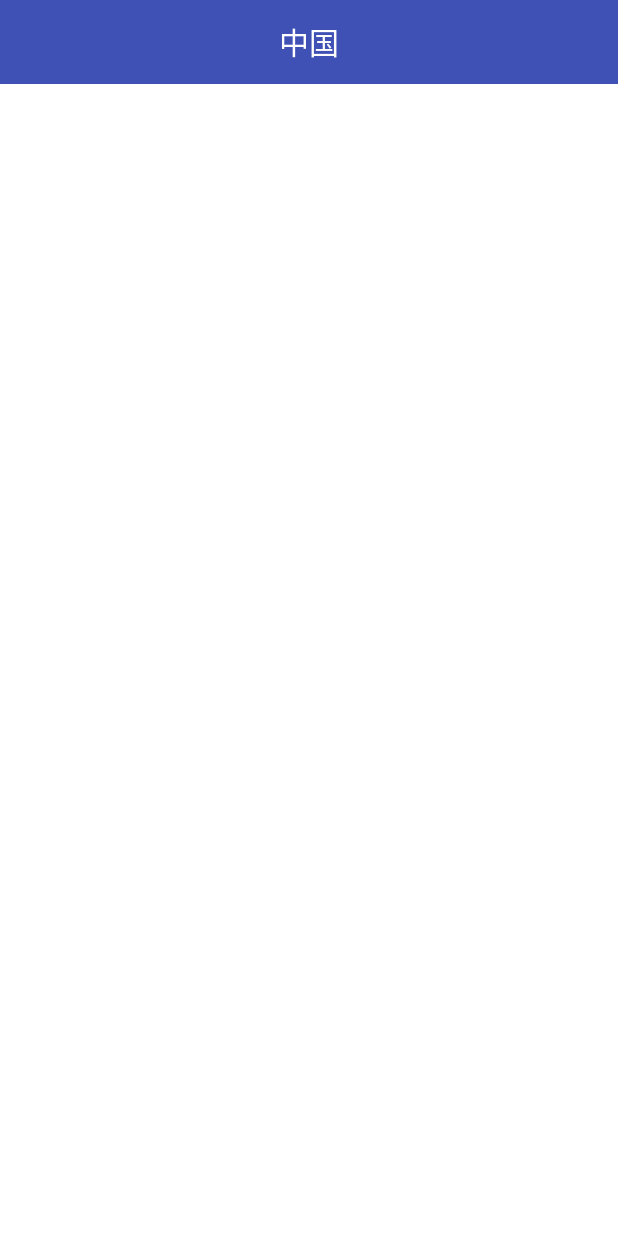
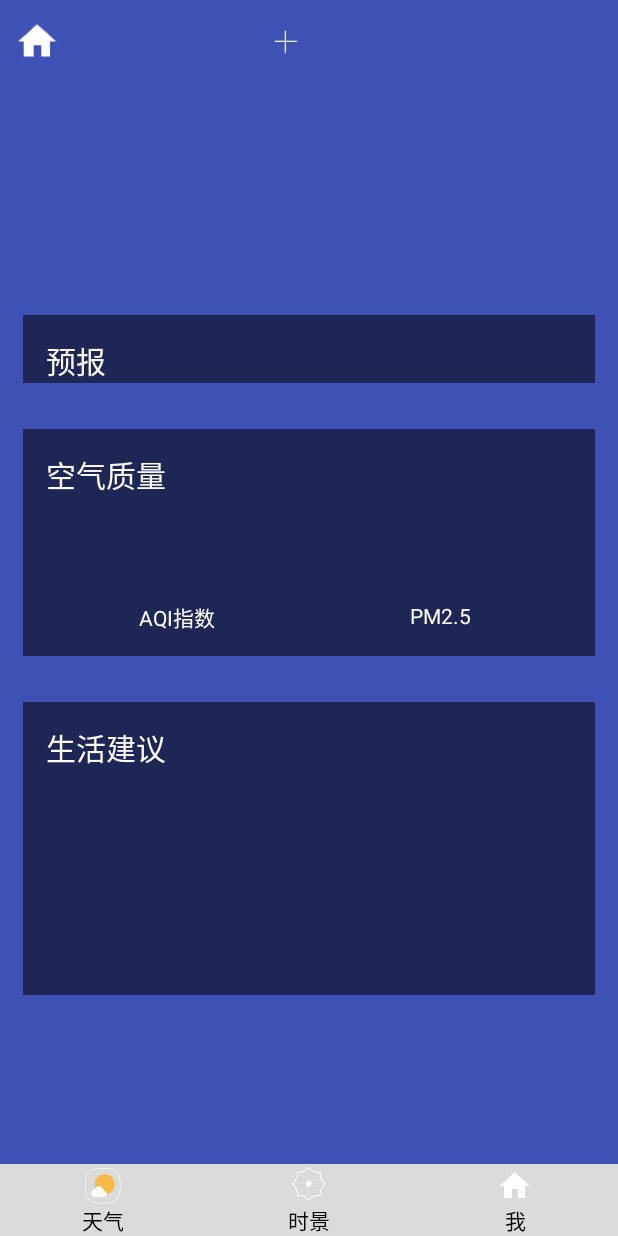
Before and after one commit to Jackie-ZJW/weiweiweather, an Android app: the MainActivity screen opened directly, with no data from a screen before it, on a phone screen of 412 x 824 dp. Run offline under Robolectric (Android 15) with nearby library versions, the phone set to English and light mode, and no system bars; libraries missing offline, so code that uses them is left out: org.litepal; 2 statements that could not run were skipped.

Commit message:
重新调整布局

```diff
--- a/app/src/main/java/com/example/zhangjianwei/weiweiweather/MainActivity.java
+++ b/app/src/main/java/com/example/zhangjianwei/weiweiweather/MainActivity.java
@@ -1,24 +1,68 @@
 package com.example.zhangjianwei.weiweiweather;
 
-import android.content.Intent;
-import android.content.SharedPreferences;
-import android.preference.PreferenceManager;
+import android.os.Bundle;
+import android.support.v4.app.Fragment;
+import android.support.v4.app.FragmentTransaction;
 import android.support.v7.app.AppCompatActivity;
-import android.os.Bundle;
-import android.text.TextUtils;
+import android.widget.RadioGroup;
+
+import java.util.ArrayList;
+import java.util.List;
 
 public class MainActivity extends AppCompatActivity {
+
+    private List<Fragment> fragmentList = new ArrayList<>();
+
+    private RadioGroup rgButtonGroup;
 
     @Override
     protected void onCreate(Bundle savedInstanceState) {
         super.onCreate(savedInstanceState);
         setContentView(R.layout.activity_main);
+
+        rgButtonGroup = findViewById(R.id.rg_button_group);
+
+        MyOnCheckedChangeListener listener = new MyOnCheckedChangeListener();
+        rgButtonGroup.setOnCheckedChangeListener(listener);
+
+        rgButtonGroup.check(R.id.rb_1);
         //SharedPreferences preferences = getSharedPreferences("weiweiweather", MODE_PRIVATE);
-        SharedPreferences preferences= PreferenceManager.getDefaultSharedPreferences(MainActivity.this);
+
+        /*SharedPreferences preferences= PreferenceManager.getDefaultSharedPreferences(MainActivity.this);
         if (!TextUtils.isEmpty(preferences.getString("reponseWeatherText", null))) {
             Intent intent = new Intent(MainActivity.this, WeatherActivity.class);
             startActivity(intent);
             this.finish();
+        }*/
+    }
+
+    private class MyOnCheckedChangeListener implements RadioGroup.OnCheckedChangeListener {
+
+        public MyOnCheckedChangeListener() {
+            fragmentList.add(new WeatherFragment());
+            fragmentList.add(new RealtimeWeatherPicFragment());
+            fragmentList.add(new MineFragment());
+        }
+
+        @Override
+        public void onCheckedChanged(RadioGroup radioGroup, int i) {
+            FragmentTransaction ft = getSupportFragmentManager().beginTransaction();
+            switch (i) {
+                case R.id.rb_1:
+                    ft.replace(R.id.fl_selected_fragment, fragmentList.get(0));
+                    break;
+                case R.id.rb_2:
+                    ft.replace(R.id.fl_selected_fragment, fragmentList.get(1));
+                    break;
+                case R.id.rb_3:
+                    ft.replace(R.id.fl_selected_fragment, fragmentList.get(2));
+                    break;
+                default:
+                    break;
+            }
+
+            ft.commit();
         }
     }
+
 }
--- /dev/null
+++ b/app/src/main/java/com/example/zhangjianwei/weiweiweather/MineFragment.java
@@ -0,0 +1,21 @@
+package com.example.zhangjianwei.weiweiweather;
+
+import android.os.Bundle;
+import android.support.annotation.NonNull;
+import android.support.annotation.Nullable;
+import android.support.v4.app.Fragment;
+import android.view.LayoutInflater;
+import android.view.View;
+import android.view.ViewGroup;
+
+public class MineFragment extends Fragment {
+
+    @Nullable
+    @Override
+    public View onCreateView(@NonNull LayoutInflater inflater, @Nullable ViewGroup container, @Nullable Bundle savedInstanceState) {
+
+        View view = inflater.inflate(R.layout.fragment_mine, container, false);
+
+        return view;
+    }
+}
--- /dev/null
+++ b/app/src/main/java/com/example/zhangjianwei/weiweiweather/RealtimeWeatherPicFragment.java
@@ -0,0 +1,21 @@
+package com.example.zhangjianwei.weiweiweather;
+
+import android.os.Bundle;
+import android.support.annotation.NonNull;
+import android.support.annotation.Nullable;
+import android.support.v4.app.Fragment;
+import android.view.LayoutInflater;
+import android.view.View;
+import android.view.ViewGroup;
+
+public class RealtimeWeatherPicFragment extends Fragment {
+
+    @Nullable
+    @Override
+    public View onCreateView(@NonNull LayoutInflater inflater, @Nullable ViewGroup container, @Nullable Bundle savedInstanceState) {
+
+        View view = inflater.inflate(R.layout.fragment_realtime_weather_pic, container, false);
+
+        return view;
+    }
+}
--- /dev/null
+++ b/app/src/main/java/com/example/zhangjianwei/weiweiweather/WeatherFragment.java
@@ -0,0 +1,90 @@
+package com.example.zhangjianwei.weiweiweather;
+
+import android.app.Activity;
+import android.content.SharedPreferences;
+import android.os.Bundle;
+import android.preference.PreferenceManager;
+import android.support.annotation.NonNull;
+import android.support.annotation.Nullable;
+import android.support.v4.app.Fragment;
+import android.text.TextUtils;
+import android.view.LayoutInflater;
+import android.view.View;
+import android.view.ViewGroup;
+import android.widget.Button;
+import android.widget.LinearLayout;
+import android.widget.TextView;
+
+import com.example.zhangjianwei.weiweiweather.gson.Weather;
+import com.example.zhangjianwei.weiweiweather.util.Utility;
+
+public class WeatherFragment extends Fragment {
+
+    private Button btNavButton;
+    private Button btEditCityButton;
+    private TextView tvCityTitle;
+    private TextView tvUpdateTime;
+
+    private TextView tvDegreeText;
+    private TextView tvWeatherInfoText;
+
+    private LinearLayout llForecastLayout;
+
+    private TextView tvAqiText;
+    private TextView tvPM25Text;
+
+    private TextView tvComfortText;
+    private TextView tvSportText;
+    private TextView tvWashCarText;
+
+    private String weatherResponseText;
+
+    private String mWeatherId;
+
+    @Nullable
+    @Override
+    public View onCreateView(@NonNull LayoutInflater inflater, @Nullable ViewGroup container, @Nullable Bundle savedInstanceState) {
+        View view=inflater.inflate(R.layout.fragment_weather,container,false);
+
+        btNavButton=view.findViewById(R.id.bt_nav_button);
+        btEditCityButton=view.findViewById(R.id.bt_edit_city);
+        tvCityTitle=view.findViewById(R.id.tv_title_city);
+        tvUpdateTime=view.findViewById(R.id.tv_title_update_time);
+
+        tvDegreeText=view.findViewById(R.id.tv_degree_text);
+        tvWeatherInfoText=view.findViewById(R.id.tv_weather_info_text);
+
+        llForecastLayout=view.findViewById(R.id.ll_forecast_layout);
+
+        tvAqiText=view.findViewById(R.id.tv_aqi_text);
+        tvPM25Text=view.findViewById(R.id.tv_pm25_txt);
+
+        tvComfortText=view.findViewById(R.id.tv_comfort_text);
+        tvSportText=view.findViewById(R.id.tv_sport_text);
+        tvWashCarText=view.findViewById(R.id.tv_washcar_text);
+
+        return view;
+    }
+
+    @Override
+    public void onActivityCreated(@Nullable Bundle savedInstanceState) {
+        super.onActivityCreated(savedInstanceState);
+
+        Activity activity= getActivity();
+
+        SharedPreferences preferences= PreferenceManager.getDefaultSharedPreferences(activity);
+        weatherResponseText=preferences.getString("reponseWeatherText",null);
+        if (!TextUtils.isEmpty(weatherResponseText)){
+            //如果已经存在之前缓存的天气数据时就直接解析该数据并显示到界面上
+            Weather weather= Utility.parseWeatherResponse(weatherResponseText);
+            mWeatherId=weather.basic.weatherId;
+            showWeatherInfo(weather);
+        }else {
+
+        }
+    }
+
+    private void showWeatherInfo(Weather weather) {
+
+    }
+}
--- a/app/src/main/java/com/example/zhangjianwei/weiweiweather/WelcomeActivity.java
+++ b/app/src/main/java/com/example/zhangjianwei/weiweiweather/WelcomeActivity.java
@@ -39,14 +39,30 @@ public class WelcomeActivity extends AppCompatActivity {
 
     private String street;
 
-    private Boolean isAuthorized = true;
-
     @Override
     protected void onCreate(Bundle savedInstanceState) {
         super.onCreate(savedInstanceState);
         setContentView(R.layout.activity_welcome);
 
-        initData();
+        new Thread(new Runnable() {
+            @Override
+            public void run() {
+                try {
+                    Thread.sleep(3000);
+                } catch (Exception e) {
+                    e.printStackTrace();
+                }
+
+                runOnUiThread(new Runnable() {
+                    @Override
+                    public void run() {
+                        initData();
+                    }
+                });
+
+            }
+        }).start();
+
 
     }
 
@@ -101,10 +117,11 @@ public class WelcomeActivity extends AppCompatActivity {
     private void initBaiduMapLocation() {
         showProgressDialog("开始定位...");
         mLocationClient = new LocationClient(this.getApplicationContext());
-        locationListener=new MyLocationListener();
+        locationListener = new MyLocationListener();
         mLocationClient.registerLocationListener(locationListener);
         LocationClientOption option = new LocationClientOption();
         option.setIsNeedAddress(true);
+        option.setScanSpan(2 * 60 * 1000);
         option.setLocationMode(LocationClientOption.LocationMode.Hight_Accuracy);
         mLocationClient.setLocOption(option);
         mLocationClient.start();
@@ -150,4 +167,10 @@ public class WelcomeActivity extends AppCompatActivity {
             }
         }
     }
+
+    @Override
+    protected void onDestroy() {
+        super.onDestroy();
+        mLocationClient.stop();
+    }
 }
--- a/app/src/main/res/layout/activity_main.xml
+++ b/app/src/main/res/layout/activity_main.xml
@@ -1,18 +1,64 @@
 <?xml version="1.0" encoding="utf-8"?>
-<FrameLayout xmlns:android="http://schemas.android.com/apk/res/android"
+<LinearLayout xmlns:android="http://schemas.android.com/apk/res/android"
     xmlns:tools="http://schemas.android.com/tools"
     android:layout_width="match_parent"
     android:layout_height="match_parent"
+    android:orientation="vertical"
     tools:context=".MainActivity">
 
-
-
-    <fragment
+    <!--<fragment
         android:id="@+id/fragment_choose_area"
         android:name="com.example.zhangjianwei.weiweiweather.ChooseAreaFragment"
         android:layout_width="match_parent"
-        android:layout_height="match_parent"/>
+        android:layout_height="match_parent"/>-->
+
+    <FrameLayout
+        android:id="@+id/fl_selected_fragment"
+        android:layout_width="match_parent"
+        android:layout_height="0dp"
+        android:layout_weight="1">
+
+    </FrameLayout>
+
+    <RadioGroup
+        android:id="@+id/rg_button_group"
+        android:layout_width="match_parent"
+        android:layout_height="wrap_content"
+        android:background="#accc"
+        android:orientation="horizontal">
+
+        <RadioButton
+            android:id="@+id/rb_1"
+            android:layout_width="0dp"
+            android:layout_height="wrap_content"
+            android:layout_weight="1"
+            android:button="@null"
+            android:gravity="center"
+            android:drawableTop="@drawable/weather_logo"
+            android:text="天气" />
+
+        <RadioButton
+            android:id="@+id/rb_2"
+            android:layout_width="0dp"
+            android:layout_height="wrap_content"
+            android:layout_weight="1"
+            android:button="@null"
+            android:gravity="center"
+            android:drawableTop="@drawable/real_time_weather_pic"
+            android:text="时景" />
+
+        <RadioButton
+            android:id="@+id/rb_3"
+            android:layout_width="0dp"
+            android:layout_height="wrap_content"
+            android:layout_weight="1"
+            android:button="@null"
+            android:gravity="center"
+            android:drawableTop="@drawable/ic_home"
+            android:text="我" />
 
 
+    </RadioGroup>
 
-</FrameLayout>
+
+</LinearLayout>
--- /dev/null
+++ b/app/src/main/res/layout/fragment_mine.xml
@@ -0,0 +1,14 @@
+<?xml version="1.0" encoding="utf-8"?>
+<LinearLayout xmlns:android="http://schemas.android.com/apk/res/android"
+    android:layout_width="match_parent"
+    android:layout_height="match_parent"
+    android:gravity="center"
+    android:background="@color/colorPrimary"
+    android:orientation="vertical">
+
+    <TextView
+        android:layout_width="wrap_content"
+        android:layout_height="wrap_content"
+        android:text="Mine" />
+
+</LinearLayout>
--- /dev/null
+++ b/app/src/main/res/layout/fragment_realtime_weather_pic.xml
@@ -0,0 +1,14 @@
+<?xml version="1.0" encoding="utf-8"?>
+<LinearLayout xmlns:android="http://schemas.android.com/apk/res/android"
+    android:layout_width="match_parent"
+    android:layout_height="match_parent"
+    android:gravity="center"
+    android:background="@color/colorPrimary"
+    android:orientation="vertical">
+
+    <TextView
+        android:layout_width="wrap_content"
+        android:layout_height="wrap_content"
+        android:text="Realtime weather" />
+
+</LinearLayout>
--- /dev/null
+++ b/app/src/main/res/layout/fragment_weather.xml
@@ -0,0 +1,64 @@
+<?xml version="1.0" encoding="utf-8"?>
+<FrameLayout xmlns:android="http://schemas.android.com/apk/res/android"
+    xmlns:tools="http://schemas.android.com/tools"
+    android:layout_width="match_parent"
+    android:layout_height="match_parent"
+    android:background="@color/colorPrimary"
+    tools:context=".WeatherActivity">
+
+    <ImageView
+        android:id="@+id/iv_bing_pic_image"
+        android:layout_width="match_parent"
+        android:layout_height="match_parent"
+        android:scaleType="centerCrop" />
+
+    <android.support.v4.widget.DrawerLayout
+        android:id="@+id/dl_drawer_layout"
+        android:layout_width="match_parent"
+        android:layout_height="match_parent">
+
+        <android.support.v4.widget.SwipeRefreshLayout
+            android:id="@+id/swipe_refresh_layout"
+            android:layout_width="match_parent"
+            android:layout_height="match_parent">
+
+
+            <ScrollView
+                android:id="@+id/sv_weather_layout"
+                android:layout_width="match_parent"
+                android:layout_height="match_parent"
+                android:overScrollMode="never"
+                android:scrollbars="none">
+
+                <LinearLayout
+                    android:layout_width="match_parent"
+                    android:layout_height="wrap_content"
+                    android:fitsSystemWindows="true"
+                    android:orientation="vertical">
+
+                    <include layout="@layout/title" />
+
+                    <include layout="@layout/now" />
+
+                    <include layout="@layout/forecast" />
+
+                    <include layout="@layout/aqi" />
+
+                    <include layout="@layout/suggestion" />
+
+                </LinearLayout>
+            </ScrollView>
+
+        </android.support.v4.widget.SwipeRefreshLayout>
+
+        <fragment
+            android:id="@+id/fragment_choose_area"
+            android:name="com.example.zhangjianwei.weiweiweather.ChooseAreaFragment"
+            android:layout_width="match_parent"
+            android:layout_height="match_parent"
+            android:layout_gravity="start" />
+
+    </android.support.v4.widget.DrawerLayout>
+
+
+</FrameLayout>
--- a/app/src/main/res/layout/title.xml
+++ b/app/src/main/res/layout/title.xml
@@ -8,9 +8,18 @@
         android:layout_width="30dp"
         android:layout_height="30dp"
         android:layout_alignParentLeft="true"
+        android:layout_centerVertical="true"
         android:layout_marginLeft="10dp"
+        android:background="@drawable/ic_home" />
+
+    <Button
+        android:id="@+id/bt_edit_city"
+        android:layout_width="20dp"
+        android:layout_height="20dp"
         android:layout_centerVertical="true"
-        android:background="@drawable/ic_home" />
+        android:layout_marginRight="5dp"
+        android:layout_toLeftOf="@+id/tv_title_city"
+        android:background="@drawable/add_city_bg" />
 
     <TextView
         android:id="@+id/tv_title_city"
```
Also changed, not shown: app/src/main/res/drawable-xxhdpi/add_city_bg.png (added), app/src/main/res/drawable-xxhdpi/real_time_weather_pic.png (added), app/src/main/res/drawable-xxhdpi/weather_logo.png (added).
